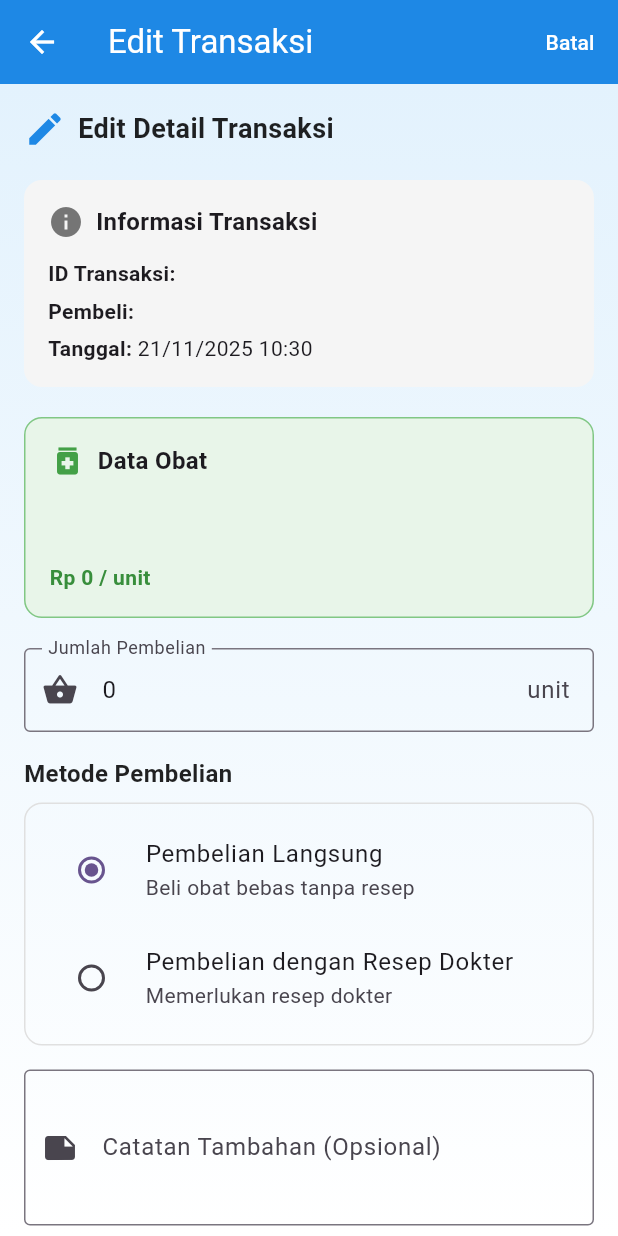
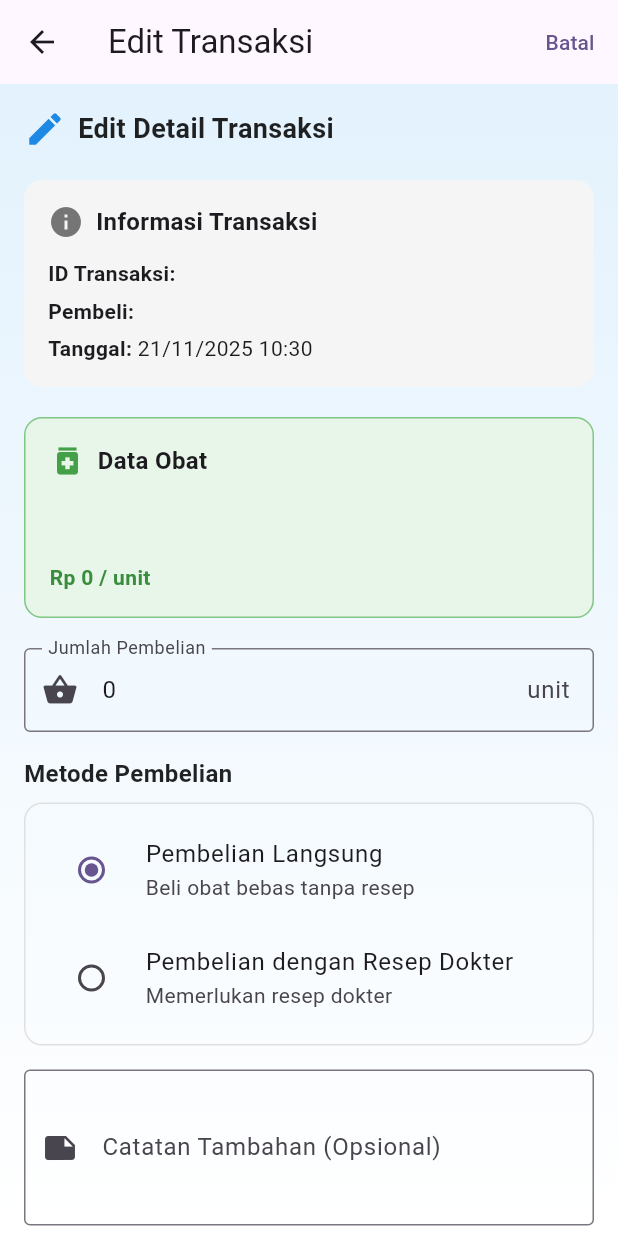
Before and after one commit to Faiznurullah/utspam_d_if5b_0010, a Flutter app: the TransactionDetailPage screen opened directly with empty values, after a tap on "Edit Transaksi", on a phone screen of 412 x 824 dp. Run offline on Flutter 3.47's test engine with Material 3 defaults, Android fonts, the phone set to English and light mode, and no system bars; our stand-ins replace carousel_slider, sqflite; accounts and stored records are empty.

Commit message:
TRX Design

```diff
--- a/lib/presentation/transaction_detail_page.dart
+++ b/lib/presentation/transaction_detail_page.dart
@@ -105,7 +105,6 @@ class _TransactionDetailPageState extends State<TransactionDetailPage> {
     );
 
     if (result == true) {
-      // Refresh transaction data
       try {
         final updatedTransaction = await _transactionRepository.getTransactionByTransactionId(_currentTransaction.transactionId);
         if (updatedTransaction != null) {
@@ -128,13 +127,7 @@ class _TransactionDetailPageState extends State<TransactionDetailPage> {
       appBar: AppBar(
         title: const Text(
           'Detail Transaksi',
-          style: TextStyle(
-            fontWeight: FontWeight.bold,
-            color: Colors.white,
-          ),
         ),
-        backgroundColor: Colors.blue[600],
-        iconTheme: const IconThemeData(color: Colors.white),
         elevation: 0,
       ),
       body: _isLoading
--- a/lib/presentation/transaction_edit_page.dart
+++ b/lib/presentation/transaction_edit_page.dart
@@ -178,8 +178,6 @@ class _TransactionEditPageState extends State<TransactionEditPage> {
     return Scaffold(
       appBar: AppBar(
         title: const Text('Edit Transaksi'),
-        backgroundColor: Colors.blue[600],
-        foregroundColor: Colors.white,
         elevation: 0,
         actions: [
           TextButton(
@@ -188,7 +186,6 @@ class _TransactionEditPageState extends State<TransactionEditPage> {
             },
             child: const Text(
               'Batal',
-              style: TextStyle(color: Colors.white),
             ),
           ),
         ],
```
Also changed, not shown: lib/presentation/transaction_history_page.dart (+24 -7 lines).
